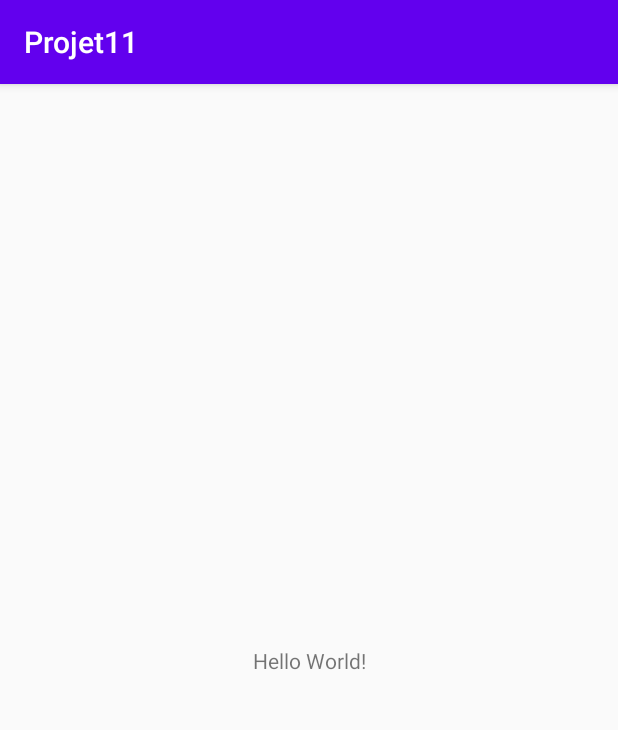
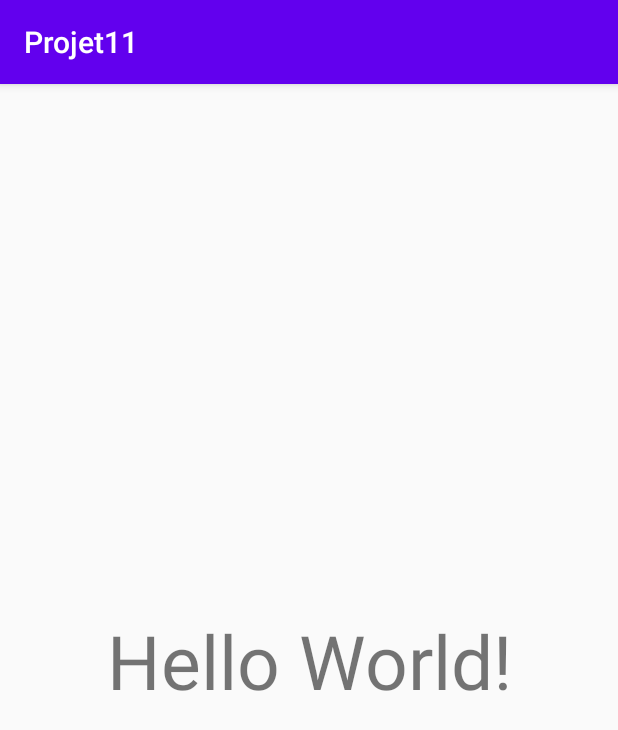
Before and after one commit to jfv34/projet11, an Android app: the screen it shows after launch (MainActivity), on a phone screen of 412 x 824 dp. Shown: the top 730 px of the screen. Run offline under Robolectric (Android 15) with nearby library versions, the phone set to English and light mode, and no system bars; our stand-ins replace Firebase (no records; nobody signed in at launch, a user with empty details on screens opened directly); libraries missing offline, so code that uses them is left out: com.firebase.ui; 2 statements that could not run were skipped.

Commit message:
begin layout

```diff
--- a/app/src/main/java/com/vincler/jf/projet11/ui/main/MainActivity.java
+++ b/app/src/main/java/com/vincler/jf/projet11/ui/main/MainActivity.java
@@ -23,10 +23,15 @@ public class MainActivity extends AppCompatActivity {
         super.onCreate(savedInstanceState);
         setContentView(R.layout.activity_main);
 
-       // mainActivityViewModel = new ViewModelProvider(this).get(MainActivityViewModel.class);
+        mainActivityViewModel = new ViewModelProvider(this).get(MainActivityViewModel.class);
 
+        configureFirebase();
+
+
+    }
+
+    private void configureFirebase() {
         FirebaseUser firebaseUser = FirebaseAuth.getInstance().getCurrentUser();
-
 
         List<AuthUI.IdpConfig> providers = Arrays.asList(
                 new AuthUI.IdpConfig.EmailBuilder().build(),
@@ -41,7 +46,5 @@ public class MainActivity extends AppCompatActivity {
                         //.setLogo(R.drawable.logo)
                         .build(),
                 RC_SIGN_IN);
-
-
     }
 }
--- a/app/src/main/java/com/vincler/jf/projet11/ui/main/MainActivityViewModel.java
+++ b/app/src/main/java/com/vincler/jf/projet11/ui/main/MainActivityViewModel.java
@@ -2,7 +2,7 @@ package com.vincler.jf.projet11.ui.main;
 
 import androidx.lifecycle.ViewModel;
 
-class MainActivityViewModel extends ViewModel {
+public class MainActivityViewModel extends ViewModel {
 
     private static final int RC_SIGN_IN = 123; // For connect by Firebase
 
--- a/app/src/main/res/layout/activity_main.xml
+++ b/app/src/main/res/layout/activity_main.xml
@@ -10,6 +10,7 @@
         android:layout_width="wrap_content"
         android:layout_height="wrap_content"
         android:text="Hello World!"
+        android:textSize="@dimen/text_word"
         app:layout_constraintBottom_toBottomOf="parent"
         app:layout_constraintLeft_toLeftOf="parent"
         app:layout_constraintRight_toRightOf="parent"
--- /dev/null
+++ b/app/src/main/res/values/dimens.xml
@@ -0,0 +1,4 @@
+<?xml version="1.0" encoding="utf-8"?>
+<resources>
+    <dimen name="text_word">50dp</dimen>
+    </resources>
```
